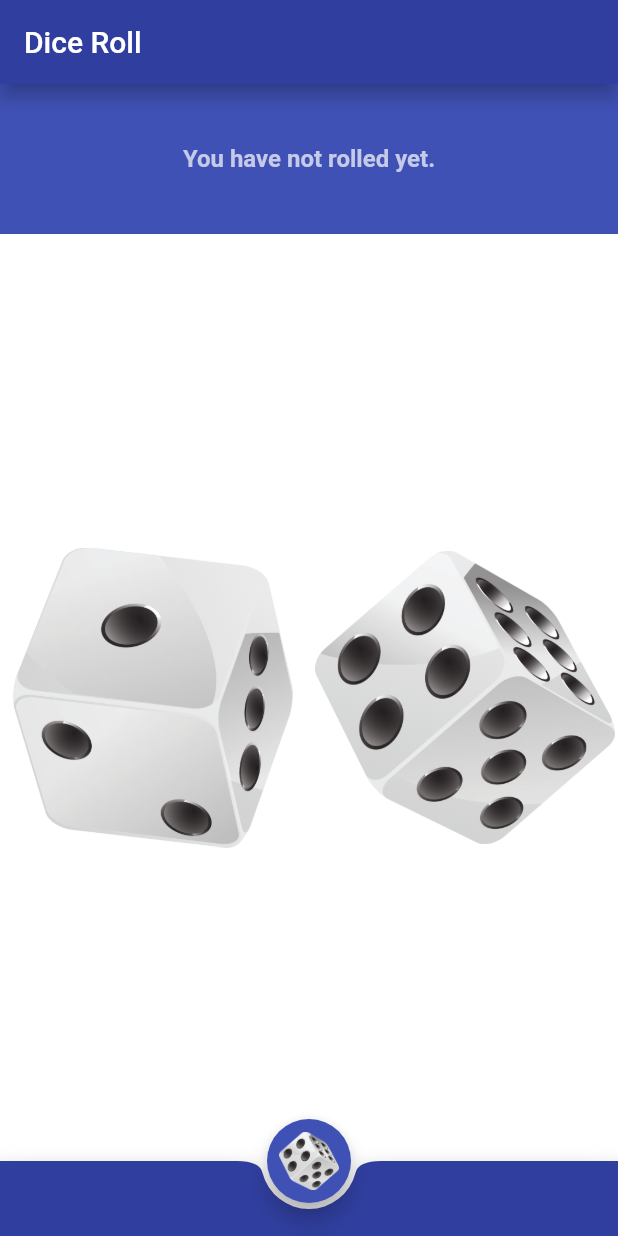
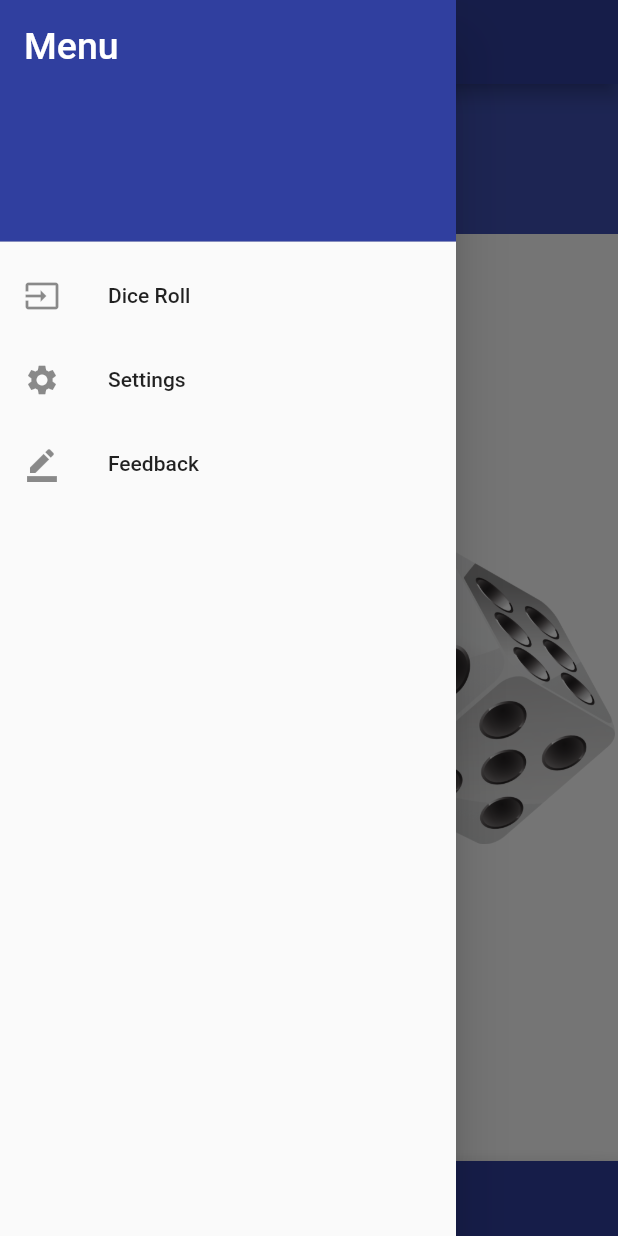
Before and after one commit to jloescher/dicee_app, a Flutter app: the screen it shows after launch, with the side drawer open (before the commit the screen has no drawer), on a phone screen of 412 x 824 dp. Run offline on Flutter 3.47's test engine with Material 2 defaults, Android fonts, the phone set to English and light mode, and no system bars.

Commit message:
Moved Colors into globals.dart, added a nav drawer, added a settings_page.dart, moved the dice page to dice_page.dart. In the settings_page.dart added the ability to select dice quantity. Need to wire up the pass through of the date in the navigation and make the function to create additional dice on the screen.

```diff
--- /dev/null
+++ b/lib/globals.dart
@@ -0,0 +1,12 @@
+library dice_app.globals;
+
+import 'package:flutter/material.dart';
+
+Color darkPrimaryColor = Color.fromARGB(255, 48, 63, 159);
+Color lightPrimaryColor = Color.fromARGB(255, 197, 202, 233);
+Color primaryColor = Color.fromARGB(255, 63, 81, 181);
+Color textIconColor = Color.fromARGB(255, 255, 255, 255);
+Color accentColor = Color.fromARGB(255, 255, 87, 34);
+Color primaryText = Color.fromARGB(255, 33, 33, 33);
+Color secondaryText = Color.fromARGB(255, 117, 117, 117);
+Color dividerColor = Color.fromARGB(255, 189, 189, 189);
--- a/lib/main.dart
+++ b/lib/main.dart
@@ -1,124 +1,19 @@
-import 'dart:math';
-
+import 'package:dicee_app/screens/dice_page.dart';
+import 'package:dicee_app/screens/settings_page.dart';
 import 'package:flutter/material.dart';
 
-void main() {
-  runApp(DicePage());
-}
+void main() => runApp(StartApp());
 
-class DicePage extends StatefulWidget {
-  @override
-  _DicePageState createState() => _DicePageState();
-}
-
-class _DicePageState extends State<DicePage> {
-  int _leftDiceNumber;
-  int _rightDiceNumber;
-  int _rollTotal;
-
-  Color _darkPrimaryColor = Color.fromARGB(255, 48, 63, 159);
-  Color _lightPrimaryColor = Color.fromARGB(255, 197, 202, 233);
-  Color _primaryColor = Color.fromARGB(255, 63, 81, 181);
-  Color _textIconColor = Color.fromARGB(255, 255, 255, 255);
-  Color _accentColor = Color.fromARGB(255, 255, 87, 34);
-  Color _primaryText = Color.fromARGB(255, 33, 33, 33);
-  Color _secondaryText = Color.fromARGB(255, 117, 117, 117);
-  Color _dividerColor = Color.fromARGB(255, 189, 189, 189);
-
-  void _roll() {
-    setState(() {
-      _leftDiceNumber = Random().nextInt(6) + 1;
-      _rightDiceNumber = Random().nextInt(6) + 1;
-      _rollTotal = _leftDiceNumber + _rightDiceNumber;
-    });
-  }
-
+class StartApp extends StatelessWidget {
   @override
   Widget build(BuildContext context) {
     return MaterialApp(
-      home: SafeArea(
-        top: false,
-        child: Scaffold(
-          backgroundColor: Colors.white,
-          appBar: AppBar(
-            elevation: 5,
-            title: Text('Dice Roll'),
-            backgroundColor: _darkPrimaryColor,
-          ),
-          body: Column(
-            children: <Widget>[
-              Container(
-                color: _primaryColor,
-                height: 100,
-                child: Center(
-                  child: Text(
-                    _rollTotal != null
-                        ? 'You have rolled: $_rollTotal'
-                        : 'You have not rolled yet.',
-                    style: TextStyle(
-                      color: _lightPrimaryColor,
-                      fontSize: 16,
-                      fontWeight: FontWeight.bold,
-                    ),
-                  ),
-                ),
-              ),
-              Expanded(
-                child: Wrap(
-                  spacing: 8.0,
-                  runSpacing: 4.0,
-                  direction: Axis.horizontal,
-                  crossAxisAlignment: WrapCrossAlignment.center,
-                  alignment: WrapAlignment.center,
-                  runAlignment: WrapAlignment.center,
-                  children: <Widget>[
-                    Container(
-                      height: 200,
-                      width: 200,
-                      child: _leftDiceNumber != null
-                          ? Image.asset(
-                              'assets/images/dice$_leftDiceNumber.png',
-                            )
-                          : Image.asset(
-                              'assets/images/dice_roll123.png',
-                            ),
-                    ),
-                    Container(
-                      height: 200,
-                      width: 200,
-                      child: _rightDiceNumber != null
-                          ? Image.asset(
-                              'assets/images/dice$_rightDiceNumber.png')
-                          : Image.asset('assets/images/dice_roll456.png'),
-                    ),
-                  ],
-                ),
-              ),
-            ],
-          ),
-          bottomNavigationBar: BottomAppBar(
-            color: _darkPrimaryColor,
-            shape: const CircularNotchedRectangle(),
-            child: Container(
-              height: 50,
-            ),
-          ),
-          floatingActionButton: FloatingActionButton(
-            backgroundColor: _primaryColor,
-            onPressed: _roll,
-            tooltip: 'Roll Dice',
-            heroTag: Text('Roll Dice'),
-            child: Padding(
-              padding: const EdgeInsets.all(8.0),
-              child: Image.asset(
-                'assets/images/dice_roll456.png',
-              ),
-            ),
-          ),
-          floatingActionButtonLocation:
-              FloatingActionButtonLocation.centerDocked,
-        ),
-      ),
+      title: 'Dice Roll',
+      initialRoute: DicePage.routeName,
+      routes: {
+        DicePage.routeName: (context) => DicePage(),
+        SettingsPage.routeName: (context) => SettingsPage(),
+      },
     );
   }
 }
--- /dev/null
+++ b/lib/screens/components/nav_drawer.dart
@@ -0,0 +1,51 @@
+import 'package:dicee_app/globals.dart' as globals;
+import 'package:dicee_app/screens/dice_page.dart';
+import 'package:dicee_app/screens/settings_page.dart';
+import 'package:flutter/material.dart';
+
+class NavDrawer extends StatelessWidget {
+  @override
+  Widget build(BuildContext context) {
+    return Drawer(
+      child: ListView(
+        padding: EdgeInsets.zero,
+        children: <Widget>[
+          DrawerHeader(
+            child: Text(
+              'Menu',
+              style: TextStyle(color: Colors.white, fontSize: 25),
+            ),
+            decoration: BoxDecoration(
+              color: globals.darkPrimaryColor,
+            ),
+          ),
+          ListTile(
+            leading: Icon(Icons.input),
+            title: Text('Dice Roll'),
+            onTap: () => {
+              Navigator.pushNamed(
+                context,
+                DicePage.routeName,
+              ),
+            },
+          ),
+          ListTile(
+            leading: Icon(Icons.settings),
+            title: Text('Settings'),
+            onTap: () => {
+              Navigator.pushNamed(
+                context,
+                SettingsPage.routeName,
+              )
+            },
+          ),
+          ListTile(
+            leading: Icon(Icons.border_color),
+            title: Text('Feedback'),
+            onTap: () => {Navigator.of(context).pop()},
+          ),
+        ],
+      ),
+    );
+  }
+}
--- /dev/null
+++ b/lib/screens/dice_page.dart
@@ -0,0 +1,109 @@
+import 'dart:math';
+
+import 'package:dicee_app/globals.dart' as globals;
+import 'package:dicee_app/screens/components/nav_drawer.dart';
+import 'package:flutter/material.dart';
+
+class DicePage extends StatefulWidget {
+  static const routeName = '/';
+
+  @override
+  _DicePageState createState() => _DicePageState();
+}
+
+class _DicePageState extends State<DicePage> {
+  int _leftDiceNumber;
+  int _rightDiceNumber;
+  int _rollTotal;
+
+  void _roll() {
+    setState(() {
+      _leftDiceNumber = Random().nextInt(6) + 1;
+      _rightDiceNumber = Random().nextInt(6) + 1;
+      _rollTotal = _leftDiceNumber + _rightDiceNumber;
+    });
+  }
+
+  @override
+  Widget build(BuildContext context) {
+    return Scaffold(
+      backgroundColor: Colors.white,
+      drawer: NavDrawer(),
+      appBar: AppBar(
+        elevation: 5,
+        title: Text('Dice Roll'),
+        backgroundColor: globals.darkPrimaryColor,
+      ),
+      body: Column(
+        children: <Widget>[
+          Container(
+            color: globals.primaryColor,
+            height: 100,
+            child: Center(
+              child: Text(
+                _rollTotal != null
+                    ? 'You have rolled: $_rollTotal'
+                    : 'You have not rolled yet.',
+                style: TextStyle(
+                  color: globals.lightPrimaryColor,
+                  fontSize: 16,
+                  fontWeight: FontWeight.bold,
+                ),
+              ),
+            ),
+          ),
+          Expanded(
+            child: Wrap(
+              spacing: 8.0,
+              runSpacing: 4.0,
+              direction: Axis.horizontal,
+              crossAxisAlignment: WrapCrossAlignment.center,
+              alignment: WrapAlignment.center,
+              runAlignment: WrapAlignment.center,
+              children: <Widget>[
+                Container(
+                  height: 200,
+                  width: 200,
+                  child: _leftDiceNumber != null
+                      ? Image.asset(
+                          'assets/images/dice$_leftDiceNumber.png',
+                        )
+                      : Image.asset(
+                          'assets/images/dice_roll123.png',
+                        ),
+                ),
+                Container(
+                  height: 200,
+                  width: 200,
+                  child: _rightDiceNumber != null
+                      ? Image.asset('assets/images/dice$_rightDiceNumber.png')
+                      : Image.asset('assets/images/dice_roll456.png'),
+                ),
+              ],
+            ),
+          ),
+        ],
+      ),
+      bottomNavigationBar: BottomAppBar(
+        color: globals.darkPrimaryColor,
+        shape: const CircularNotchedRectangle(),
+        child: Container(
+          height: 50,
+        ),
+      ),
+      floatingActionButton: FloatingActionButton(
+        backgroundColor: globals.primaryColor,
+        onPressed: _roll,
+        tooltip: 'Roll Dice',
+        heroTag: Text('Roll Dice'),
+        child: Padding(
+          padding: const EdgeInsets.all(8.0),
+          child: Image.asset(
+            'assets/images/dice_roll456.png',
+          ),
+        ),
+      ),
+      floatingActionButtonLocation: FloatingActionButtonLocation.centerDocked,
+    );
+  }
+}
```
Also changed, not shown: lib/screens/settings_page.dart (added, +70 -0 lines), 1 other file.
